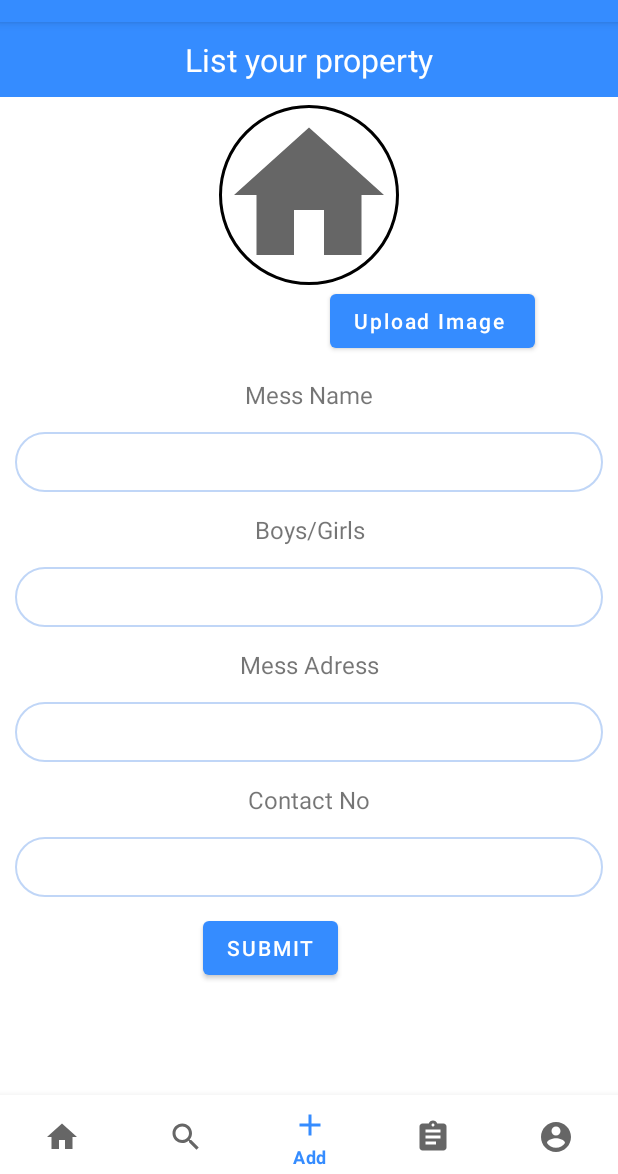
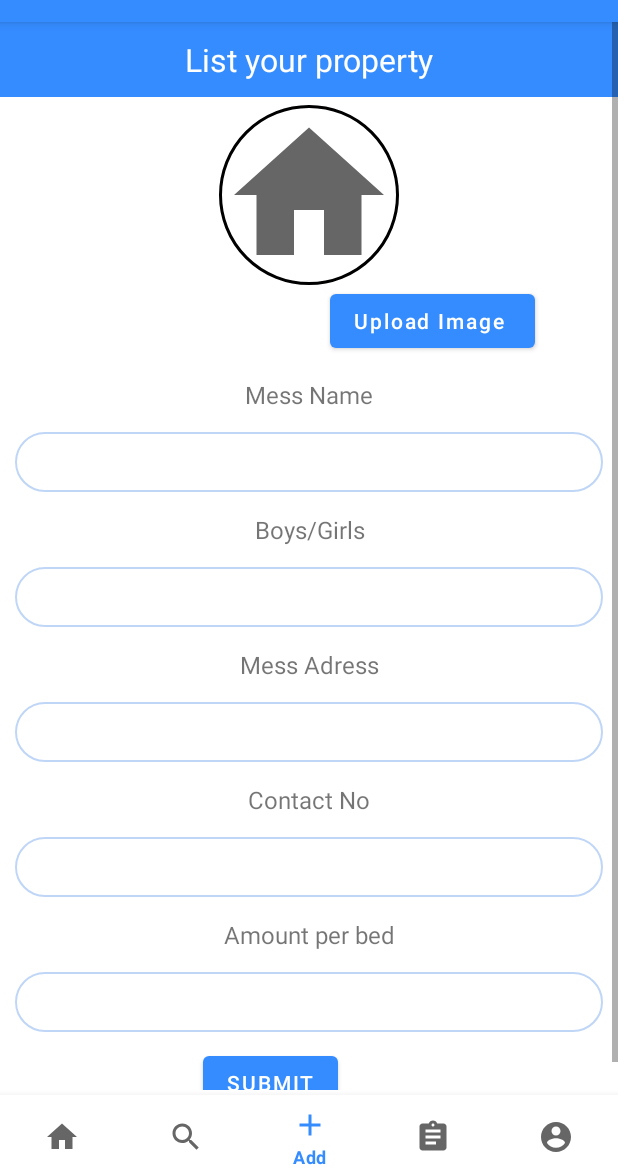
Before and after one commit to bidyutmahato/Mess_Finder, an Android app: the screen it shows after launch once a user with an empty profile is signed in (MainActivity), item 3 of the bottom bar chosen, on a phone screen of 412 x 824 dp, the part 62-1236 px from its top. Run offline under Robolectric (Android 15) with nearby library versions, the phone set to English and light mode, and no system bars; our stand-ins replace AdMob, CircleImageView, Firebase (no records; nobody signed in at launch, a user with empty details on screens opened directly); libraries missing offline, so code that uses them is left out: com.karumi.dexter.

Commit message:
version 1.1.8 (amount + more)

```diff
--- a/app/src/main/java/com/bidyut/messfinder/Add.java
+++ b/app/src/main/java/com/bidyut/messfinder/Add.java
@@ -51,7 +51,7 @@ public class Add extends Fragment {
         // Required empty public constructor
     }
 
-    EditText name, type ,location , roll;
+    EditText name, type ,location , roll, amount;
     Button btnAdd;
     Uri filepath;
     ImageView img;
@@ -69,6 +69,7 @@ public class Add extends Fragment {
         type = (EditText)view.findViewById(R.id.txtType);
         location = (EditText)view.findViewById(R.id.txtLocation);
         roll=(EditText)view.findViewById(R.id.roll);
+        amount=(EditText)view.findViewById(R.id.txtAmount);
 
         btnAdd = (Button) view.findViewById(R.id.btnAdd);
         img = (ImageView) view.findViewById(R.id.img);
@@ -158,7 +159,10 @@ public class Add extends Fragment {
                                 FirebaseDatabase db = FirebaseDatabase.getInstance();
                                 DatabaseReference root = db.getReference("Mess");
 
-                                MainModel obj = new MainModel(name.getText().toString(),location.getText().toString(),type.getText().toString(),uri.toString());
+                                MainModel obj = new MainModel(name.getText().toString(),
+                                        location.getText().toString(),type.getText().toString(),
+                                        uri.toString(),amount.getText().toString());
+
                                 root.child(roll.getText().toString()).setValue(obj);
 
                                 clearAll();
@@ -215,6 +219,7 @@ public class Add extends Fragment {
         location.setText(" ");
         roll.setText(" ");
         img.setImageResource(R.drawable.icon_home);
+        amount.setText(" ");
     }
 
 }
--- a/app/src/main/res/layout/fragment_add.xml
+++ b/app/src/main/res/layout/fragment_add.xml
@@ -1,5 +1,15 @@
 <?xml version="1.0" encoding="utf-8"?>
-<LinearLayout xmlns:android="http://schemas.android.com/apk/res/android"
+
+<ScrollView
+    xmlns:android="http://schemas.android.com/apk/res/android"
+    xmlns:tools="http://schemas.android.com/tools"
+    android:layout_width="match_parent"
+    android:layout_height="match_parent">
+
+
+<LinearLayout
+
+    xmlns:android="http://schemas.android.com/apk/res/android"
     xmlns:tools="http://schemas.android.com/tools"
     android:layout_width="match_parent"
     android:layout_height="match_parent"
@@ -106,6 +116,24 @@
         android:background="@drawable/blue_border_rounded_cornwe"/>
 
 
+
+    <TextView
+        android:layout_width="match_parent"
+        android:layout_height="50dp"
+        android:text="Amount per bed"
+        android:textSize="16dp"
+        android:gravity="center"
+        />
+    <EditText
+        android:id="@+id/txtAmount"
+        android:layout_width="match_parent"
+        android:layout_height="40dp"
+        android:layout_marginLeft="10dp"
+        android:layout_marginRight="10dp"
+        android:gravity="center"
+        android:background="@drawable/blue_border_rounded_cornwe"/>
+
+
     <Button
     android:id="@+id/btnAdd"
     android:layout_width="wrap_content"
@@ -116,3 +144,5 @@
     android:gravity="center"/>
 
 </LinearLayout>
+
+</ScrollView>
```
Also changed, not shown: app/src/main/java/com/bidyut/messfinder/Details.java (+5 -2 lines), app/src/main/java/com/bidyut/messfinder/MainAdapter.java (+8 -3 lines), app/src/main/java/com/bidyut/messfinder/Models/MainModel.java (+12 -1 lines), app/src/main/res/layout/fragment_details.xml (+24 -2 lines), app/src/main/res/layout/main_item.xml (+42 -4 lines).
